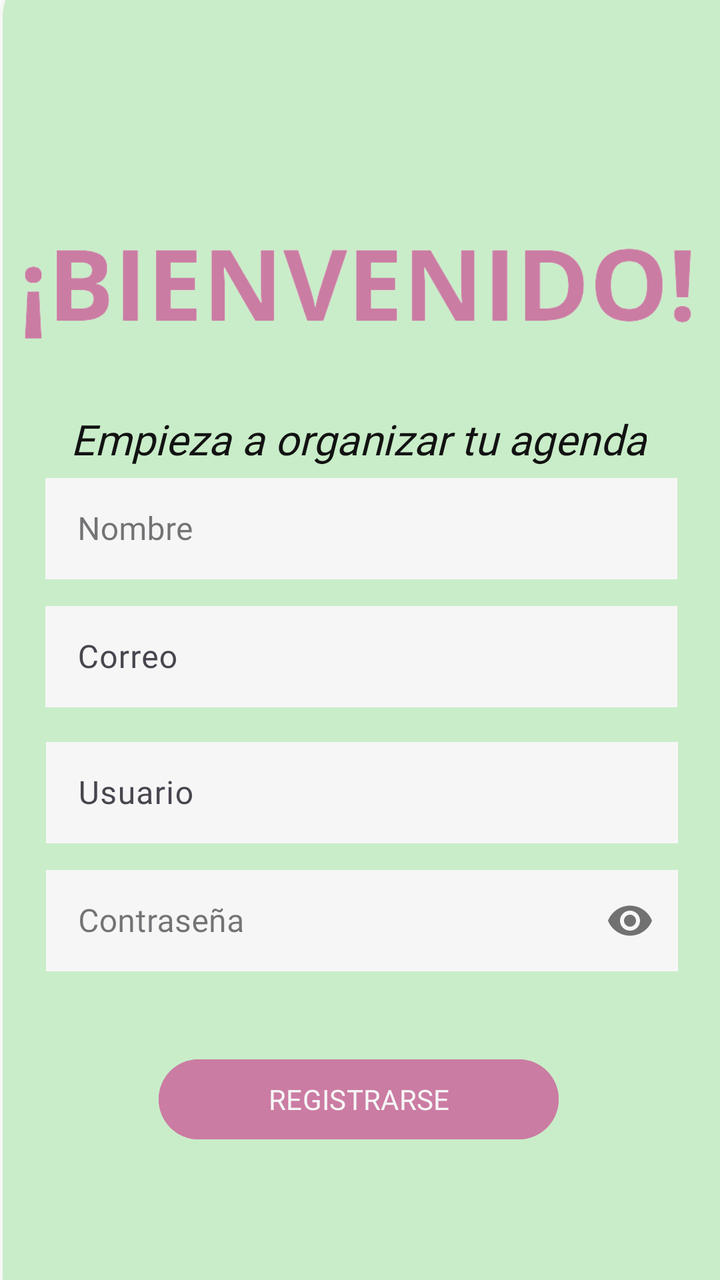
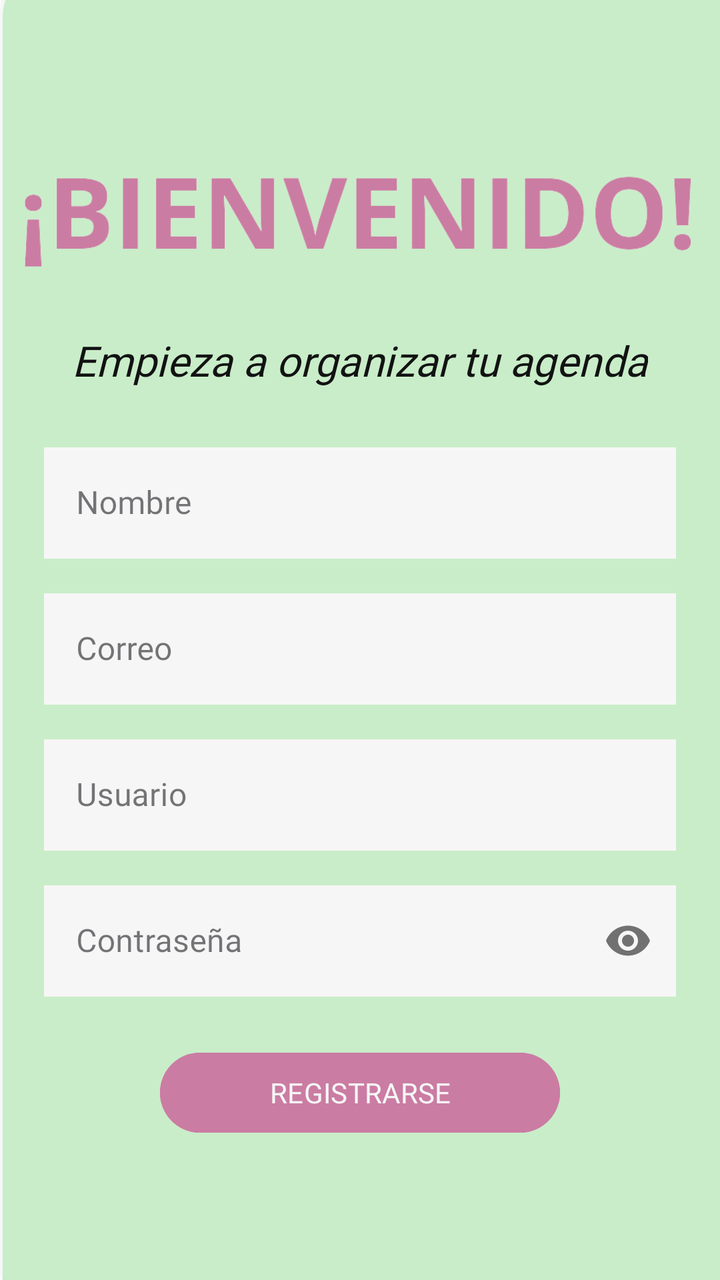

Two renders of the same Android screen: before a commit and after it. Below are the layout's source before the change and the commit's diff.
<!-- AndroidManifest.xml: application theme Theme.Inti_agenda -->
<!-- res/layout/activity_registro2.xml -->
<?xml version="1.0" encoding="utf-8"?>
<androidx.constraintlayout.widget.ConstraintLayout
    xmlns:android="http://schemas.android.com/apk/res/android"
    xmlns:tools="http://schemas.android.com/tools"
    xmlns:app="http://schemas.android.com/apk/res-auto"
    android:id="@+id/main"
    android:layout_width="match_parent"
    android:layout_height="match_parent"
    android:background="@drawable/registro"
    tools:context=".Registro">

    <ImageView
        android:id="@+id/imageView5"
        android:layout_width="342dp"
        android:layout_height="98dp"
        android:layout_marginTop="96dp"
        app:layout_constraintEnd_toEndOf="parent"
        app:layout_constraintHorizontal_bias="0.492"
        app:layout_constraintStart_toStartOf="parent"
        app:layout_constraintTop_toTopOf="parent"
        app:srcCompat="@drawable/bienvenido" />

    <TextView
        android:id="@+id/textView2"
        android:layout_width="wrap_content"
        android:layout_height="wrap_content"
        android:fontFamily="@font/poppins_regular"
        android:text="@string/bienvenido"
        android:textColor="#121212"
        android:textSize="21sp"
        android:textStyle="italic"
        app:layout_constraintBottom_toBottomOf="parent"
        app:layout_constraintEnd_toEndOf="parent"
        app:layout_constraintHorizontal_bias="0.493"
        app:layout_constraintStart_toStartOf="parent"
        app:layout_constraintTop_toBottomOf="@+id/imageView5"
        app:layout_constraintVertical_bias="0.027" />

    <androidx.constraintlayout.widget.Guideline
        android:id="@+id/guideline"
        android:layout_width="wrap_content"
        android:layout_height="wrap_content"
        android:orientation="vertical"
        app:layout_constraintGuide_begin="30dp" />

    <androidx.constraintlayout.widget.Guideline
        android:id="@+id/guideline2"
        android:layout_width="wrap_content"
        android:layout_height="wrap_content"
        android:orientation="vertical"
        app:layout_constraintGuide_end="30dp" />

    <com.google.android.material.textfield.TextInputLayout
        style="@style/MyTextInputStyle"
        android:id="@+id/textInputLayout"
        android:layout_width="316dp"
        android:layout_height="56dp"
        android:layout_marginTop="0dp"
        app:layout_constraintEnd_toStartOf="@+id/guideline2"
        app:layout_constraintHorizontal_bias="0.479"
        app:layout_constraintStart_toStartOf="@+id/guideline"
        app:layout_constraintTop_toBottomOf="@+id/textView2"
        >

        <com.google.android.material.textfield.TextInputEditText
            android:layout_width="match_parent"
            android:layout_height="wrap_content"
            android:background="@color/white"
            android:fontFamily="@font/poppins_regular"
            android:hint="@string/nombreEt"
            android:inputType="text"
            android:textColor="@color/black"
            />
    </com.google.android.material.textfield.TextInputLayout>

    <com.google.android.material.textfield.TextInputLayout
        android:id="@+id/textInputLayout4"
        android:layout_width="316dp"
        android:layout_height="56dp"
        android:layout_marginTop="8dp"
        app:layout_constraintEnd_toStartOf="@+id/guideline2"
        app:layout_constraintHorizontal_bias="0.472"
        app:layout_constraintStart_toStartOf="@+id/guideline"
        app:layout_constraintTop_toBottomOf="@+id/textInputLayout">

        <com.google.android.material.textfield.TextInputEditText
            android:layout_width="match_parent"
            android:layout_height="wrap_content"
            android:background="@color/white"
            android:fontFamily="@font/poppins_regular"
            android:hint="@string/correoEt"
            android:inputType="text"
            android:textColor="@color/black" />
    </com.google.android.material.textfield.TextInputLayout>

    <com.google.android.material.textfield.TextInputLayout
        android:id="@+id/textInputLayout3"
        android:layout_width="316dp"
        android:layout_height="56dp"
        android:layout_marginTop="76dp"
        app:layout_constraintEnd_toStartOf="@+id/guideline2"
        app:layout_constraintHorizontal_bias="0.444"
        app:layout_constraintStart_toStartOf="@+id/guideline"
        app:layout_constraintTop_toBottomOf="@+id/textInputLayout">

        <com.google.android.material.textfield.TextInputEditText
            android:layout_width="match_parent"
            android:layout_height="wrap_content"
            android:background="@color/white"
            android:fontFamily="@font/poppins_regular"
            android:hint="@string/lbl_usuario"
            android:inputType="text"
            android:textColor="@color/black" />
    </com.google.android.material.textfield.TextInputLayout>

    <com.google.android.material.textfield.TextInputLayout
        android:id="@+id/textInputLayout2"
        style="@style/MyTextInputStyle"
        android:layout_width="316dp"
        android:layout_height="56dp"
        android:layout_marginTop="196dp"
        app:layout_constraintEnd_toStartOf="@+id/guideline2"
        app:layout_constraintHorizontal_bias="0.444"
        app:layout_constraintStart_toStartOf="@+id/guideline"
        app:layout_constraintTop_toBottomOf="@+id/textView2"
        app:passwordToggleEnabled="true">

        <com.google.android.material.textfield.TextInputEditText
            android:layout_width="match_parent"
            android:layout_height="wrap_content"
            android:background="@color/white"
            android:fontFamily="@font/poppins_regular"
            android:hint="@string/contraseñaEt"
            android:inputType="textPassword" />


    </com.google.android.material.textfield.TextInputLayout>

    <Button
        android:id="@+id/btn_registro"
        android:layout_width="200dp"
        android:layout_height="wrap_content"
        android:layout_marginTop="292dp"
        android:backgroundTint="@color/colorPrimaryDark"
        android:fontFamily="@font/poppins_bold"
        android:text="@string/btn_registro"
        android:textColor="@color/white"
        app:layout_constraintEnd_toStartOf="@+id/guideline2"
        app:layout_constraintHorizontal_bias="0.493"
        app:layout_constraintStart_toStartOf="@+id/guideline"
        app:layout_constraintTop_toBottomOf="@+id/textView2" />

</androidx.constraintlayout.widget.ConstraintLayout>
<!-- resources referenced by this layout -->
<resources>
  <color name="black">#FF000000</color>
  <color name="colorPrimaryDark">#cb7ca3</color>
  <color name="white">#f6f6f6</color>
  <!-- drawable bienvenido: png bitmap (drawable, 15426 bytes) -->
  <!-- drawable registro: jpg bitmap (drawable, 69245 bytes) -->
  <string name="bienvenido">Empieza a organizar tu agenda</string>
  <string name="btn_registro">REGISTRARSE</string>
  <string name="correoEt">Correo</string>
  <string name="lbl_usuario">Usuario</string>
  <string name="nombreEt">Nombre</string>
  <style name="MyTextInputStyle" parent="Widget.MaterialComponents.TextInputLayout.OutlinedBox">
          <item name="boxStrokeColor">@color/white</item>
          <item name="boxStrokeWidth">2dp</item>
          <item name="boxStrokeWidthFocused">3dp</item>
          <item name="boxCornerRadiusTopStart">8dp</item>
          <item name="boxCornerRadiusTopEnd">8dp</item>
          <item name="boxCornerRadiusBottomStart">8dp</item>
          <item name="boxCornerRadiusBottomEnd">8dp</item>
          <item name="hintTextColor">@color/black</item>
      </style>
  <style name="Theme.Inti_agenda" parent="Base.Theme.Inti_agenda" />
  <style name="Base.Theme.Inti_agenda" parent="Theme.Material3.DayNight.NoActionBar">
          <item name="colorPrimary">@color/colorPrimary</item>
          <item name="colorPrimaryVariant">@color/colorPrimaryDark</item>
          <item name="colorOnPrimary">@color/white</item>
          <item name="colorOnSecondary">@color/black</item>
      </style>
  <color name="colorPrimary">#ffdbed</color>
</resources>

<!-- the commit's change to res/layout/activity_registro2.xml (unified diff, before → after) -->
@@ -13,9 +13,8 @@
         android:id="@+id/imageView5"
         android:layout_width="342dp"
         android:layout_height="98dp"
-        android:layout_marginTop="96dp"
+        android:layout_marginTop="60dp"
         app:layout_constraintEnd_toEndOf="parent"
-        app:layout_constraintHorizontal_bias="0.492"
         app:layout_constraintStart_toStartOf="parent"
         app:layout_constraintTop_toTopOf="parent"
         app:srcCompat="@drawable/bienvenido" />
@@ -24,17 +23,15 @@
         android:id="@+id/textView2"
         android:layout_width="wrap_content"
         android:layout_height="wrap_content"
+        android:layout_marginTop="8dp"
         android:fontFamily="@font/poppins_regular"
         android:text="@string/bienvenido"
         android:textColor="#121212"
         android:textSize="21sp"
         android:textStyle="italic"
-        app:layout_constraintBottom_toBottomOf="parent"
         app:layout_constraintEnd_toEndOf="parent"
-        app:layout_constraintHorizontal_bias="0.493"
         app:layout_constraintStart_toStartOf="parent"
-        app:layout_constraintTop_toBottomOf="@+id/imageView5"
-        app:layout_constraintVertical_bias="0.027" />
+        app:layout_constraintTop_toBottomOf="@+id/imageView5" />
 
     <androidx.constraintlayout.widget.Guideline
         android:id="@+id/guideline"
@@ -50,60 +47,63 @@
         android:orientation="vertical"
         app:layout_constraintGuide_end="30dp" />
 
+    
     <com.google.android.material.textfield.TextInputLayout
+        android:id="@+id/textInputLayout"
         style="@style/MyTextInputStyle"
-        android:id="@+id/textInputLayout"
         android:layout_width="316dp"
-        android:layout_height="56dp"
-        android:layout_marginTop="0dp"
+        android:layout_height="wrap_content"
+        android:layout_marginTop="24dp"
         app:layout_constraintEnd_toStartOf="@+id/guideline2"
-        app:layout_constraintHorizontal_bias="0.479"
         app:layout_constraintStart_toStartOf="@+id/guideline"
-        app:layout_constraintTop_toBottomOf="@+id/textView2"
-        >
+        app:layout_constraintTop_toBottomOf="@+id/textView2">
 
         <com.google.android.material.textfield.TextInputEditText
+            android:id="@+id/etNombre"
             android:layout_width="match_parent"
             android:layout_height="wrap_content"
             android:background="@color/white"
             android:fontFamily="@font/poppins_regular"
             android:hint="@string/nombreEt"
             android:inputType="text"
-            android:textColor="@color/black"
-            />
+            android:textColor="@color/black" />
     </com.google.android.material.textfield.TextInputLayout>
 
+    
     <com.google.android.material.textfield.TextInputLayout
         android:id="@+id/textInputLayout4"
+        style="@style/MyTextInputStyle"
         android:layout_width="316dp"
-        android:layout_height="56dp"
-        android:layout_marginTop="8dp"
+        android:layout_height="wrap_content"
+        android:layout_marginTop="12dp"
         app:layout_constraintEnd_toStartOf="@+id/guideline2"
-        app:layout_constraintHorizontal_bias="0.472"
         app:layout_constraintStart_toStartOf="@+id/guideline"
         app:layout_constraintTop_toBottomOf="@+id/textInputLayout">
 
         <com.google.android.material.textfield.TextInputEditText
+            android:id="@+id/etEmail"
             android:layout_width="match_parent"
             android:layout_height="wrap_content"
             android:background="@color/white"
             android:fontFamily="@font/poppins_regular"
             android:hint="@string/correoEt"
-            android:inputType="text"
+            android:inputType="textEmailAddress"
             android:textColor="@color/black" />
     </com.google.android.material.textfield.TextInputLayout>
 
+    
     <com.google.android.material.textfield.TextInputLayout
         android:id="@+id/textInputLayout3"
+        style="@style/MyTextInputStyle"
         android:layout_width="316dp"
-        android:layout_height="56dp"
-        android:layout_marginTop="76dp"
+        android:layout_height="wrap_content"
+        android:layout_marginTop="12dp"
         app:layout_constraintEnd_toStartOf="@+id/guideline2"
-        app:layout_constraintHorizontal_bias="0.444"
         app:layout_constraintStart_toStartOf="@+id/guideline"
-        app:layout_constraintTop_toBottomOf="@+id/textInputLayout">
+        app:layout_constraintTop_toBottomOf="@+id/textInputLayout4">
 
         <com.google.android.material.textfield.TextInputEditText
+            android:id="@+id/etUsername"
             android:layout_width="match_parent"
             android:layout_height="wrap_content"
             android:background="@color/white"
@@ -113,41 +113,41 @@
             android:textColor="@color/black" />
     </com.google.android.material.textfield.TextInputLayout>
 
+    
     <com.google.android.material.textfield.TextInputLayout
         android:id="@+id/textInputLayout2"
         style="@style/MyTextInputStyle"
         android:layout_width="316dp"
-        android:layout_height="56dp"
-        android:layout_marginTop="196dp"
+        android:layout_height="wrap_content"
+        android:layout_marginTop="12dp"
         app:layout_constraintEnd_toStartOf="@+id/guideline2"
-        app:layout_constraintHorizontal_bias="0.444"
         app:layout_constraintStart_toStartOf="@+id/guideline"
-        app:layout_constraintTop_toBottomOf="@+id/textView2"
+        app:layout_constraintTop_toBottomOf="@+id/textInputLayout3"
         app:passwordToggleEnabled="true">
 
         <com.google.android.material.textfield.TextInputEditText
+            android:id="@+id/etPassword"
             android:layout_width="match_parent"
             android:layout_height="wrap_content"
             android:background="@color/white"
             android:fontFamily="@font/poppins_regular"
             android:hint="@string/contraseñaEt"
-            android:inputType="textPassword" />
-
-
+            android:inputType="textPassword"
+            android:textColor="@color/black" />
     </com.google.android.material.textfield.TextInputLayout>
 
+    
     <Button
         android:id="@+id/btn_registro"
         android:layout_width="200dp"
         android:layout_height="wrap_content"
-        android:layout_marginTop="292dp"
+        android:layout_marginTop="24dp"
         android:backgroundTint="@color/colorPrimaryDark"
         android:fontFamily="@font/poppins_bold"
         android:text="@string/btn_registro"
         android:textColor="@color/white"
         app:layout_constraintEnd_toStartOf="@+id/guideline2"
-        app:layout_constraintHorizontal_bias="0.493"
         app:layout_constraintStart_toStartOf="@+id/guideline"
-        app:layout_constraintTop_toBottomOf="@+id/textView2" />
+        app:layout_constraintTop_toBottomOf="@+id/textInputLayout2" />
 
 </androidx.constraintlayout.widget.ConstraintLayout>
